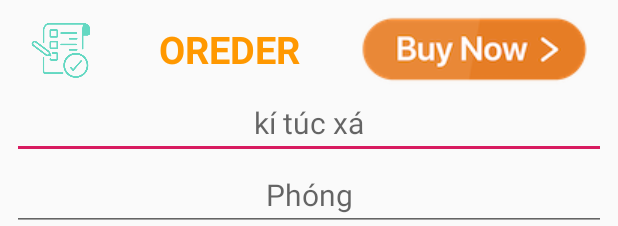
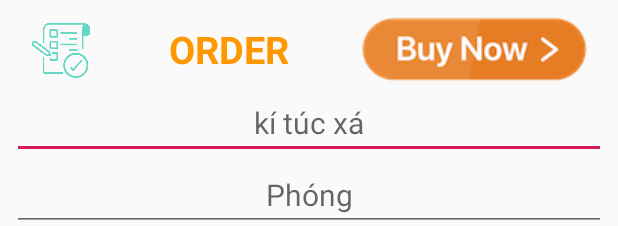
Before and after one commit to sksouk/Foody, an Android app: the layout activity_order.xml on its own in the app's theme, with its tools: preview values and no code run, on a phone screen of 412 x 824 dp. Shown: the top 226 px of the screen. Run offline under Robolectric (Android 15) with nearby library versions, the phone set to English and light mode, and no system bars.

Commit message:
display Add

```diff
--- a/app/src/main/AndroidManifest.xml
+++ b/app/src/main/AndroidManifest.xml
@@ -15,8 +15,8 @@
         android:supportsRtl="true"
         android:theme="@style/AppTheme">
         <activity android:name=".MainActivity"></activity>
-        <activity android:name=".MenuActivity"></activity>
-        <activity android:name=".Order"
+        <activity android:name=".Order"></activity>
+        <activity android:name=".MenuActivity"
             android:label="@string/title_activity_login">
             <intent-filter>
                 <action android:name="android.intent.action.MAIN" />
--- a/app/src/main/res/layout/activity_order.xml
+++ b/app/src/main/res/layout/activity_order.xml
@@ -1,6 +1,5 @@
 <?xml version="1.0" encoding="utf-8"?>
 <RelativeLayout xmlns:android="http://schemas.android.com/apk/res/android"
-    xmlns:app="http://schemas.android.com/apk/res-auto"
     xmlns:tools="http://schemas.android.com/tools"
     android:layout_width="match_parent"
     android:layout_height="match_parent"
@@ -11,10 +10,12 @@
         android:layout_width="match_parent"
         android:orientation="vertical"
         android:layout_height="wrap_content">
+
         <LinearLayout
             android:orientation="horizontal"
             android:layout_width="match_parent"
             android:layout_height="50dp">
+
             <ImageView
                 android:src="@drawable/order"
                 android:layout_width="70dp"
@@ -28,7 +29,7 @@
                 android:textSize="25dp"
                 android:textStyle="bold"
                 android:textColor="#FF9800"
-                android:text="OREDER" />
+                android:text="ORDER" />
 
             <ImageButton
                 android:id="@+id/btn_dat"
@@ -62,7 +63,6 @@
             android:inputType="textPersonName"
             android:hint="Phóng" />
         <TextView
-
             android:text="MY MENU :"
             android:textSize="20dp"
             android:paddingLeft="15dp"
@@ -71,6 +71,7 @@
             android:layout_height="wrap_content" />
 
         <ListView
+            android:id="@+id/listOrder"
             android:layout_width="match_parent"
             android:layout_height="530dp" />
 
```
Also changed, not shown: app/src/main/java/foody/com/RecyclerViewAdapter.java (+12 -1 lines).
